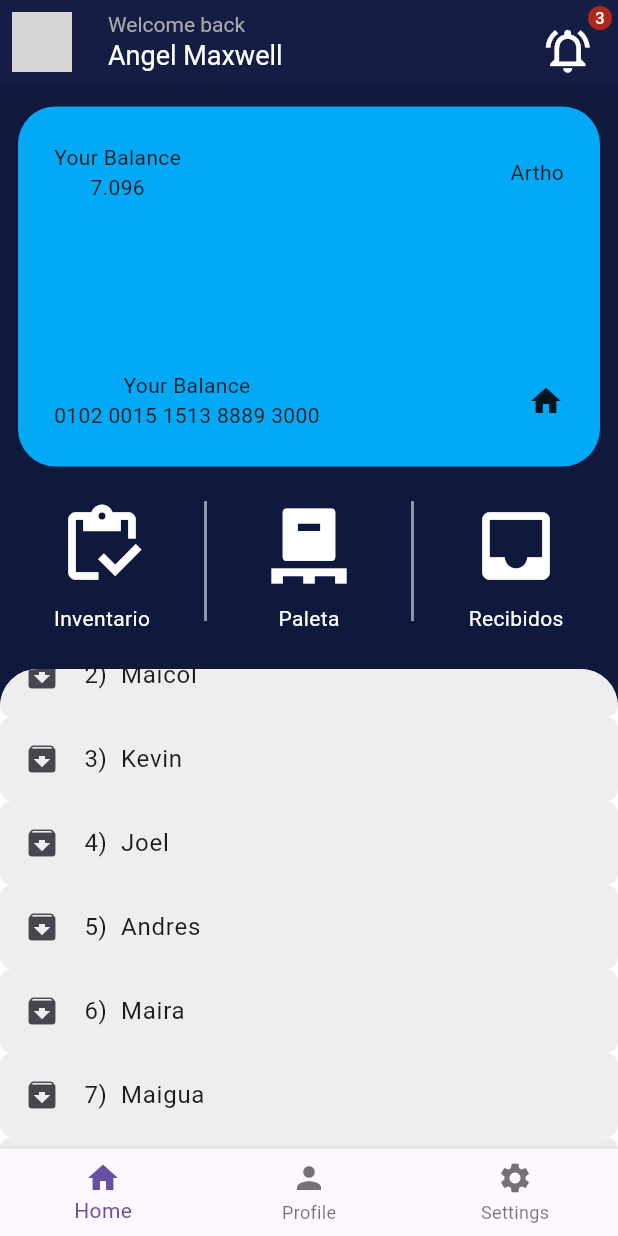
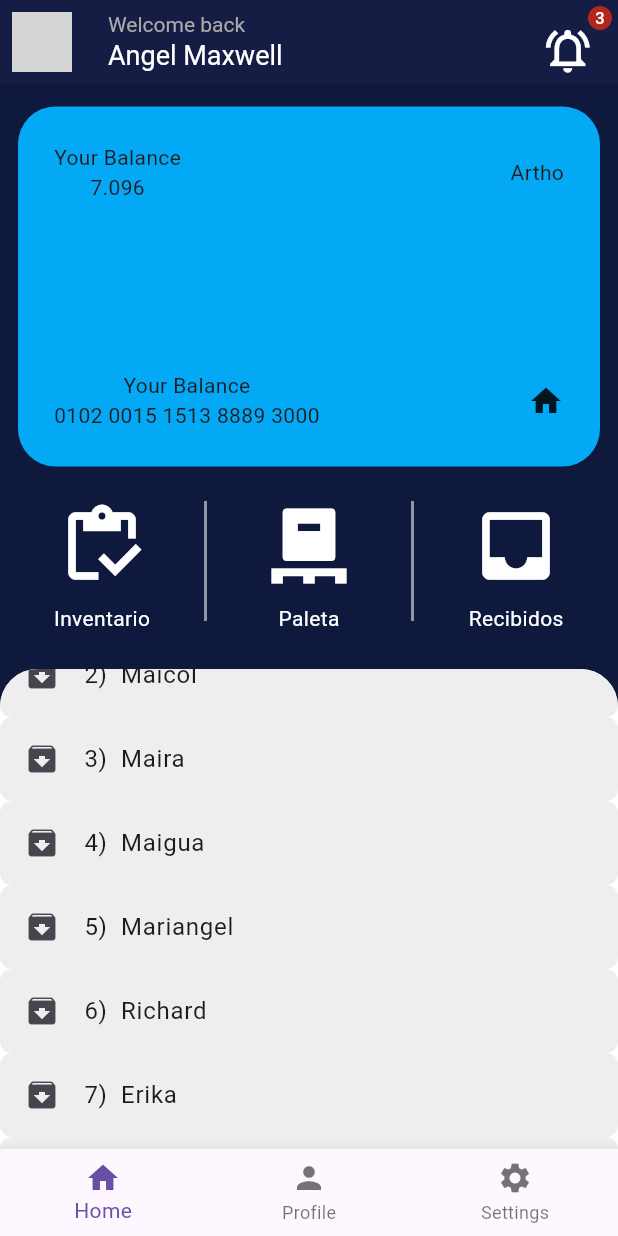
Before and after one commit to maicolsmith14/wallet1, a Flutter app: the screen it shows after launch, scrolled down 331 dp, on a phone screen of 412 x 824 dp. Run offline on Flutter 3.47's test engine with Material 3 defaults, Android fonts, the phone set to English and light mode, and no system bars; our stand-ins replace dotted_border; network calls fail; grey boxes are pictures that could not be loaded.

Commit message:
cambio del array names

```diff
--- a/lib/pages/first_page.dart
+++ b/lib/pages/first_page.dart
@@ -10,9 +10,6 @@ class FirstPage extends StatelessWidget {
   final List<String> names = [
     "Angel",
     "Maicol",
-    "Kevin",
-    "Joel",
-    "Andres",
     "Maira",
     "Maigua",
     "Mariangel",
```
